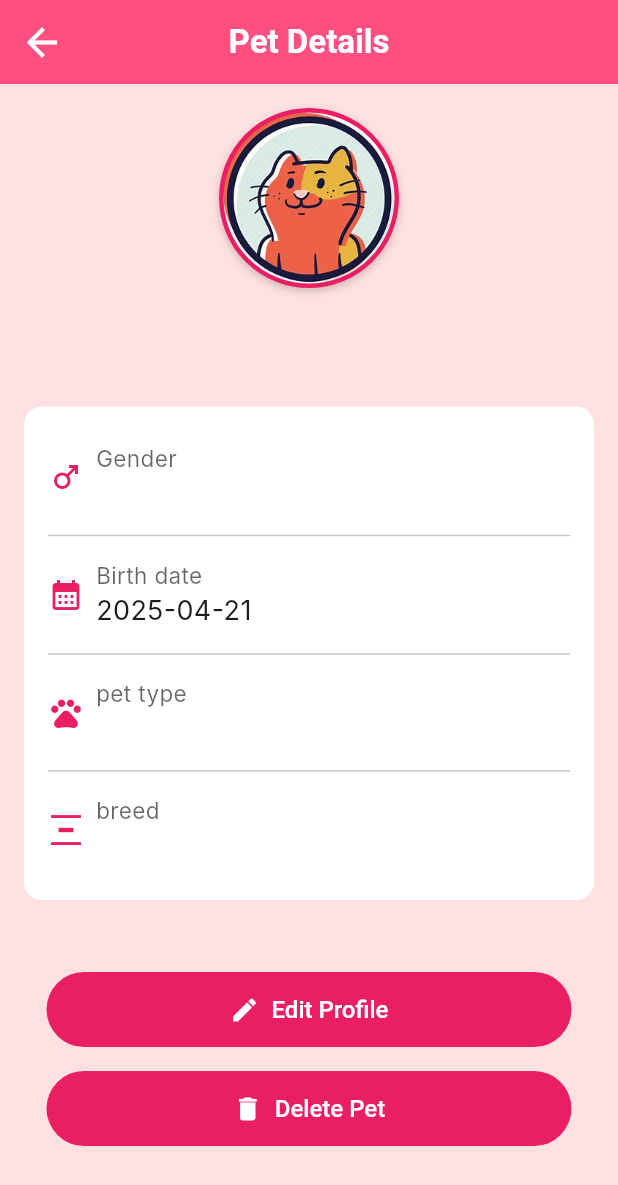
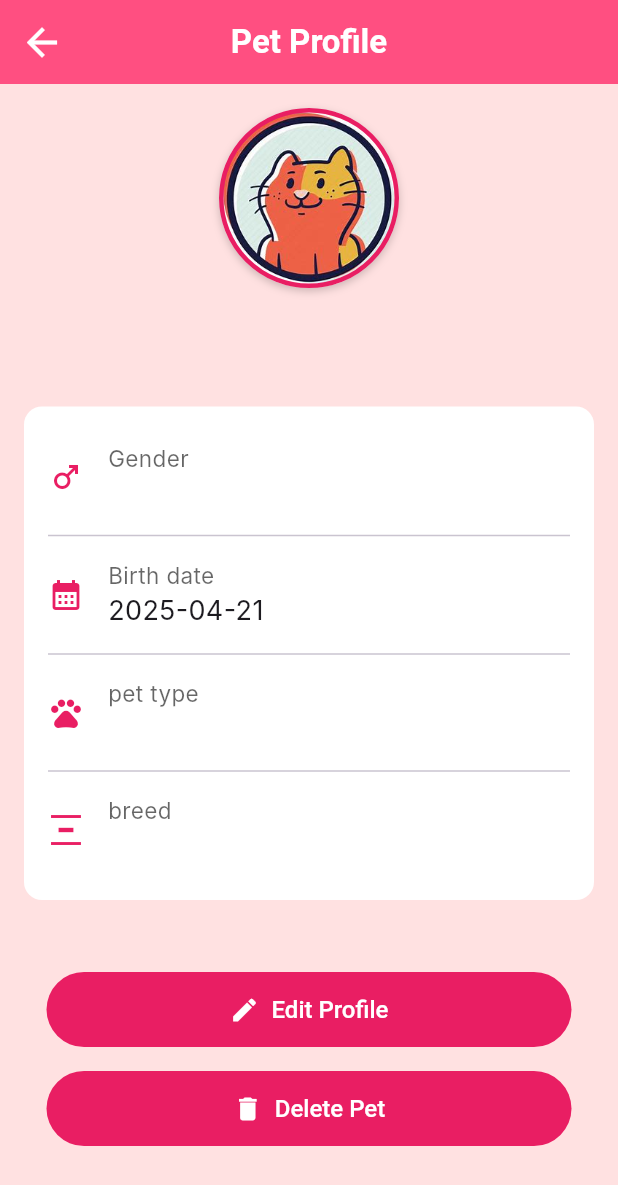
Before and after one commit to AbuOmar121/simpa, a Flutter app: the PetsProfile screen opened directly with empty values, after a tap on "Delete Pet", on a phone screen of 412 x 824 dp. Shown: the top 1185 px of the screen. Run offline on Flutter 3.47's test engine with Material 3 defaults, Android fonts, the light colour scheme and no system bars; our stand-ins replace cloud_firestore, firebase_auth, firebase_core, package_info_plus; accounts and stored records are empty; Roboto replaces fonts that are missing (Inter, Inter Tight).

Commit message:
21/4/2025

```diff
--- a/lib/firebase/models/pet_model.dart
+++ b/lib/firebase/models/pet_model.dart
@@ -8,7 +8,7 @@
   final String petBreed;
   final String petGender;
   final DateTime? birthdate;
-  final String uid; //forign key
+  final String ownerId; //forign key
 
   Pet({
     required this.pid,
@@ -17,7 +17,7 @@
     required this.petBreed,
     required this.petGender,
     required this.birthdate,
-    required this.uid, //forign key
+    required this.ownerId, //forign key
   });
 
   factory Pet.fromFirestore(Map<String, dynamic> data, String pid, String uid) {
@@ -28,7 +28,7 @@
       petBreed: data['breed'] ?? '',
       petGender: data['gender'] ?? '',
       birthdate: (data['birthDate'] as Timestamp).toDate(),
-      uid: uid, //forign key
+      ownerId: data['ownerId'] ?? '',
     );
   }
 
@@ -42,6 +42,7 @@
       'pet_name': petName,
       'pet_type': petType,
       'pet_breed': petBreed,
+      'ownerId': ownerId,
     };
   }
 }
--- a/lib/pages/pets/details.dart
+++ b/lib/pages/pets/details.dart
@@ -33,7 +33,7 @@
               size: 24,
             ),
             SizedBox(
-              width: 8,
+              width: 16,
             ),
             Expanded(
               child: Column(
--- a/lib/pages/pets/pet_profile.dart
+++ b/lib/pages/pets/pet_profile.dart
@@ -1,3 +1,4 @@
+import 'package:cloud_firestore/cloud_firestore.dart';
 import 'package:flutter/material.dart';
 import 'package:simpa/firebase/models/pet_model.dart';
 import 'package:simpa/pages/pets/details.dart';
@@ -13,6 +14,14 @@
 
 class _PetsProfileState extends State<PetsProfile> {
   @override
+  Future<void> deletePet(String pid) async {
+    try {
+      await FirebaseFirestore.instance.collection('pets').doc(pid).delete();
+    } catch (e) {
+      print('Failed to delete pet: $e');
+    }
+  }
+
   Widget build(BuildContext context) {
     final pet = widget.pet;
 
@@ -27,7 +36,7 @@
       appBar: AppBar(
         centerTitle: true,
         title: Text(
-          'Pet Details',
+          'Pet Profile',
           style: TextStyle(
             fontFamily: 'Inter Tight',
             color: Color(0xFFFFFFFF),
@@ -184,7 +193,7 @@
                   children: [
                     ElevatedButton.icon(
                       onPressed: () {
-                        //print('Button pressed ...');
+                        deletePet(widget.pet.pid);
                       },
                       icon: Icon(
                         Icons.delete,
```
